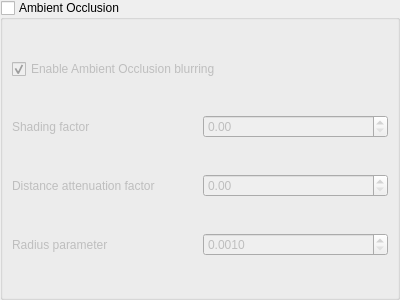
The window that src/ui/3d/ambientocclusionsettingswidget.ui (qgis/QGIS) describes before a commit, drawn with Qt 5.
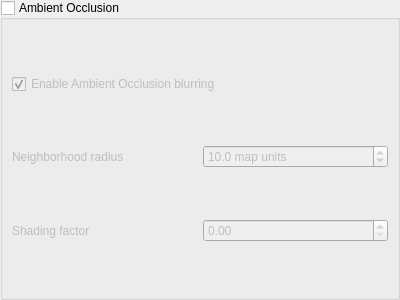
The same window after the commit. Custom widgets are drawn as their Qt base class.

```diff
--- a/src/ui/3d/ambientocclusionsettingswidget.ui
+++ b/src/ui/3d/ambientocclusionsettingswidget.ui
@@ -35,6 +35,13 @@
       <bool>false</bool>
      </property>
      <layout class="QGridLayout" name="gridLayout">
+      <item row="2" column="0">
+       <widget class="QLabel" name="label">
+        <property name="text">
+         <string>Shading factor</string>
+        </property>
+       </widget>
+      </item>
       <item row="0" column="0" colspan="2">
        <widget class="QCheckBox" name="mAmbientOcclusionBlurCheckbox">
         <property name="text">
@@ -45,54 +52,39 @@
         </property>
        </widget>
       </item>
-      <item row="1" column="0">
-       <widget class="QLabel" name="label">
-        <property name="text">
-         <string>Shading factor</string>
-        </property>
-       </widget>
-      </item>
-      <item row="1" column="1">
-       <widget class="QgsDoubleSpinBox" name="mShadingFactorSpinBox">
-        <property name="maximum">
-         <double>100000.000000000000000</double>
-        </property>
-       </widget>
-      </item>
-      <item row="2" column="0">
-       <widget class="QLabel" name="label_2">
-        <property name="text">
-         <string>Distance attenuation factor</string>
-        </property>
-       </widget>
-      </item>
       <item row="2" column="1">
-       <widget class="QgsDoubleSpinBox" name="mDistanceAttenuationFactorSpinBox">
+       <widget class="QgsDoubleSpinBox" name="mShadingFactorSpinBox">
         <property name="maximum">
          <double>100000.000000000000000</double>
         </property>
        </widget>
       </item>
-      <item row="3" column="0">
-       <widget class="QLabel" name="label_3">
-        <property name="text">
-         <string>Radius parameter</string>
-        </property>
-       </widget>
-      </item>
-      <item row="3" column="1">
+      <item row="1" column="1">
        <widget class="QgsDoubleSpinBox" name="mRadiusParameterSpinBox">
+        <property name="suffix">
+         <string> map units</string>
+        </property>
         <property name="decimals">
-         <number>4</number>
+         <number>1</number>
         </property>
         <property name="minimum">
-         <double>0.001000000000000</double>
+         <double>0.100000000000000</double>
         </property>
         <property name="maximum">
-         <double>1.000000000000000</double>
+         <double>1000.000000000000000</double>
         </property>
         <property name="singleStep">
-         <double>0.010000000000000</double>
+         <double>1.000000000000000</double>
+        </property>
+        <property name="value">
+         <double>10.000000000000000</double>
+        </property>
+       </widget>
+      </item>
+      <item row="1" column="0">
+       <widget class="QLabel" name="label_3">
+        <property name="text">
+         <string>Neighborhood radius</string>
         </property>
        </widget>
       </item>
```
Left out of the diff: 6 changed lines with no effect on the pictures.
